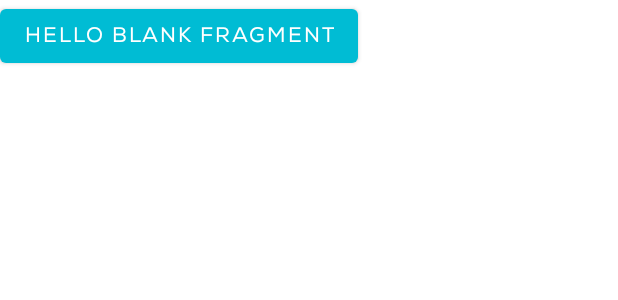
After one commit to GaboRohez/SocialNetwork-Test, an Android app: the layout fragment_post.xml on its own in the app's theme, with its tools: preview values and no code run, on a phone screen of 412 x 824 dp. The commit adds this screen. Shown: the top 300 px of the screen. Run offline under Robolectric (Android 15) with nearby library versions, the phone set to English and light mode, and no system bars; network calls fail.

Commit message:
added post fragment

```diff
--- a/app/build.gradle
+++ b/app/build.gradle
@@ -28,6 +28,9 @@ android {
     }
     buildFeatures {
         viewBinding true
+    }
+    lintOptions {
+        disable 'NonConstantResourceId'
     }
 }
 
--- /dev/null
+++ b/app/src/main/res/layout/fragment_post.xml
@@ -0,0 +1,15 @@
+<?xml version="1.0" encoding="utf-8"?>
+<LinearLayout xmlns:android="http://schemas.android.com/apk/res/android"
+    xmlns:tools="http://schemas.android.com/tools"
+    android:layout_width="match_parent"
+    android:background="@color/colorWhite"
+    android:layout_height="match_parent"
+    tools:context=".ui.post.PostFragment">
+
+    <Button
+        android:id="@+id/btnBack"
+        android:layout_width="wrap_content"
+        android:layout_height="wrap_content"
+        android:text="@string/hello_blank_fragment" />
+
+</LinearLayout>
--- a/app/src/main/res/values/strings.xml
+++ b/app/src/main/res/values/strings.xml
@@ -54,6 +54,8 @@
     <string name="what_are_you_thinking">What are you thinking?</string>
     <string name="photo">Photo</string>
     <string name="location">Location</string>
+    <!-- TODO: Remove or change this placeholder text -->
+    <string name="hello_blank_fragment">Hello blank fragment</string>
 
 
 </resources>
```
Also changed, not shown: app/src/main/java/xyz/gaborohez/socialnetwork/ui/post/PostFragment.java (added, +38 -0 lines), app/src/main/java/xyz/gaborohez/socialnetwork/ui/profile/view/ProfileFragment.java (+48 -9 lines).
